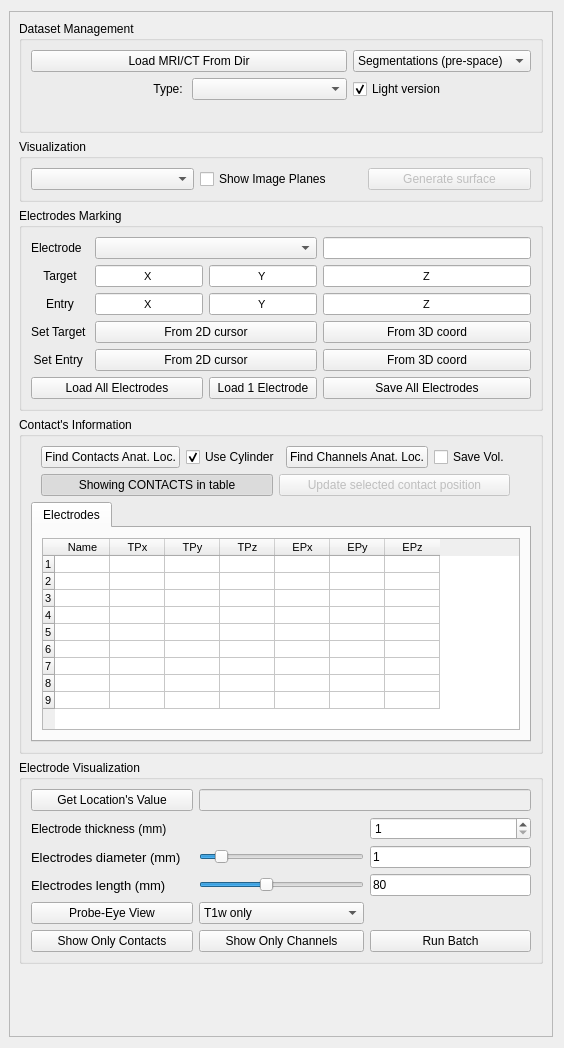
Old version of the form SEEGAtlas/SEEGAtlasWidget.ui in the repository IbisNeuronav/IbisPluginsExtraSEEG.
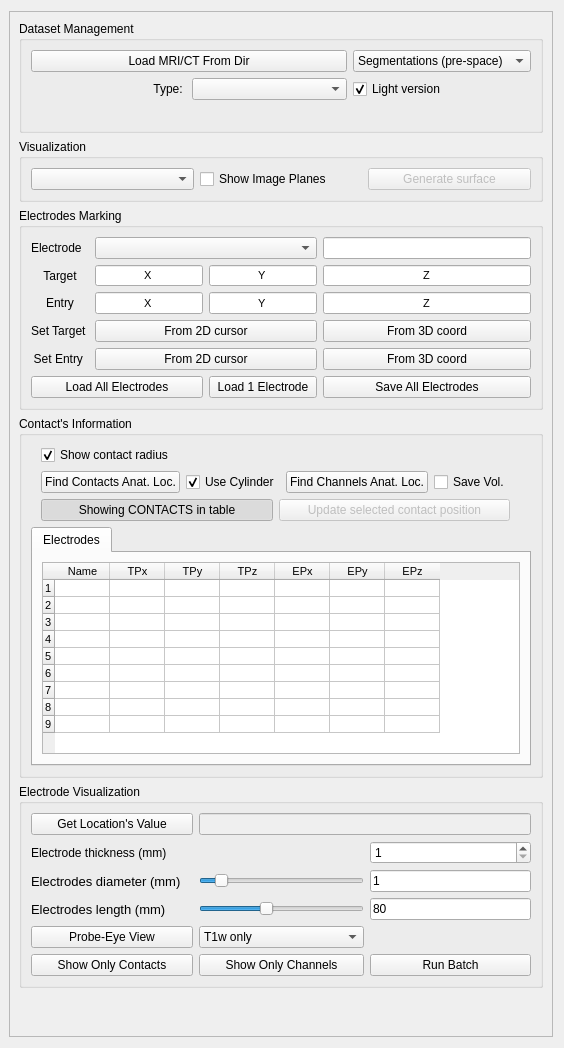
New version of the form.

Commit message: Add global show/hide contact radius checkbox

What changed in the file:
```diff
--- a/SEEGAtlas/SEEGAtlasWidget.ui
+++ b/SEEGAtlas/SEEGAtlasWidget.ui
@@ -493,7 +493,7 @@
           <string>Contact's Information</string>
          </property>
          <layout class="QGridLayout" name="gridLayout_4">
-          <item row="0" column="1">
+          <item row="1" column="1">
            <layout class="QHBoxLayout" name="horizontalLayout_2">
             <item>
              <widget class="QPushButton" name="pushButtonFindAnatLoc">
@@ -534,7 +534,7 @@
             </item>
            </layout>
           </item>
-          <item row="4" column="0" colspan="4">
+          <item row="5" column="0" colspan="4">
            <widget class="QTabWidget" name="tabWidgetScores">
             <property name="sizePolicy">
              <sizepolicy hsizetype="Preferred" vsizetype="Preferred">
@@ -655,7 +655,7 @@
             </widget>
            </widget>
           </item>
-          <item row="2" column="1">
+          <item row="3" column="1">
            <layout class="QHBoxLayout" name="horizontalLayout">
             <item>
              <widget class="QPushButton" name="pushButtonShowContactsTable">
@@ -697,6 +697,16 @@
             </item>
            </layout>
           </item>
+          <item row="0" column="1">
+           <widget class="QCheckBox" name="checkBoxShowContactRadius">
+            <property name="text">
+             <string>Show contact radius</string>
+            </property>
+            <property name="checked">
+             <bool>true</bool>
+            </property>
+           </widget>
+          </item>
          </layout>
         </widget>
        </item>
```
The commit also changes 2 other files.
